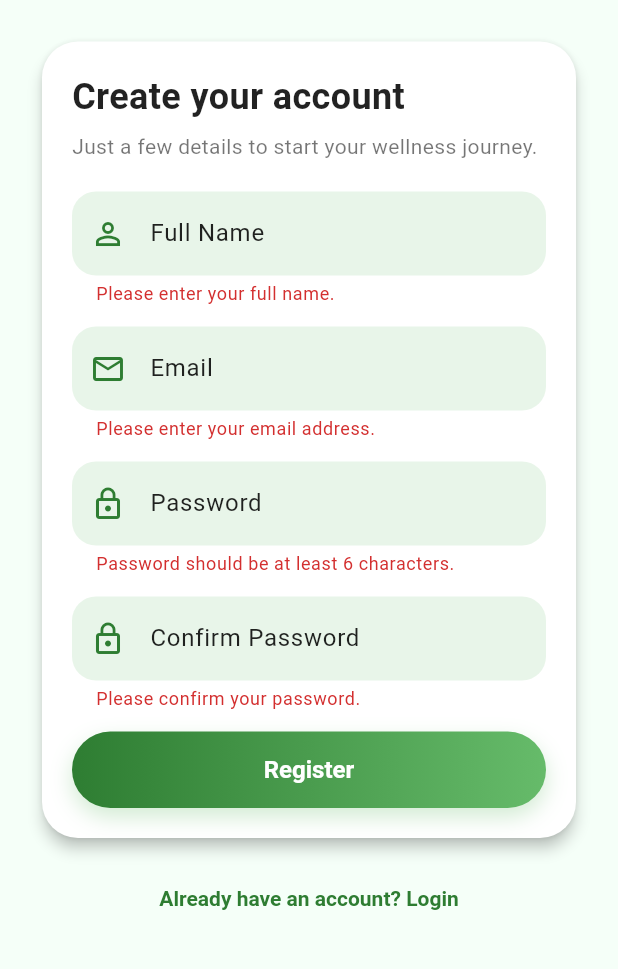
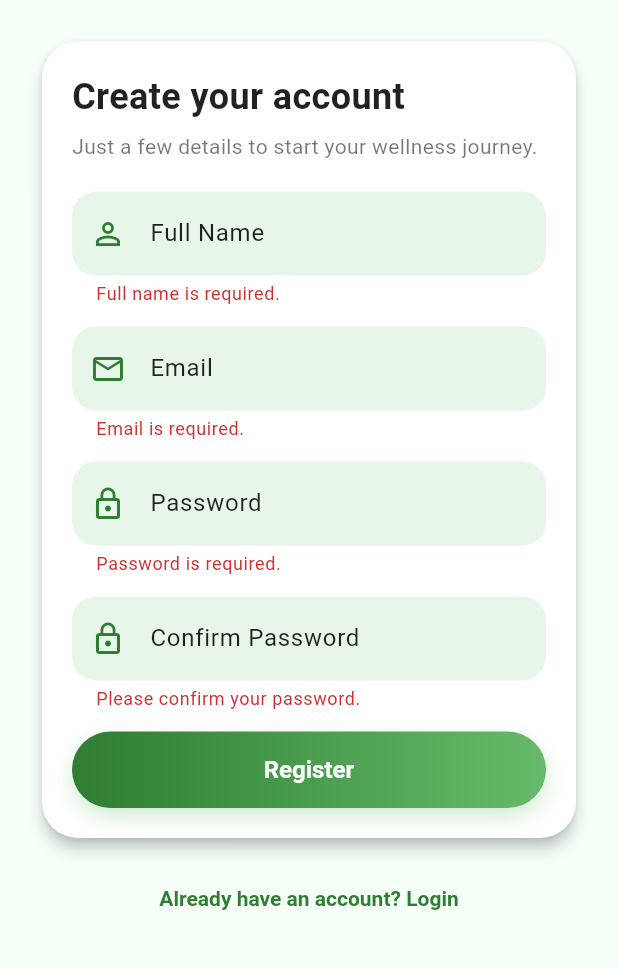
Before and after one commit to ItZotic/welltrack, a Flutter app: the screen it shows after launch, after a tap on "Login", after a tap on "Don't have an account? Register", after a tap on "Register", on a phone screen of 412 x 824 dp, the part 227-1196 px from its top. Run offline on Flutter 3.47's test engine with Material 3 defaults, Android fonts, the phone set to English and light mode, and no system bars; our stand-ins replace cloud_firestore, firebase_auth, firebase_core; accounts and stored records are empty.

Commit message:
Fix login email validation

```diff
--- a/lib/screens/login_screen.dart
+++ b/lib/screens/login_screen.dart
@@ -1,7 +1,5 @@
 import 'package:firebase_auth/firebase_auth.dart';
 import 'package:flutter/material.dart';
-
-import '../utils/validation.dart';
 
 class LoginScreen extends StatefulWidget {
   const LoginScreen({super.key});
@@ -62,6 +60,10 @@ class _LoginScreenState extends State<LoginScreen> {
 
   void _navigateToRegister() {
     Navigator.pushReplacementNamed(context, '/register');
+  }
+
+  bool _isValidEmail(String email) {
+    return RegExp(r'^[^@\s]+@[^@\s]+\.[^@\s]+$').hasMatch(email);
   }
 
   InputDecoration _fieldDecoration({
@@ -212,11 +214,11 @@ class _LoginScreenState extends State<LoginScreen> {
                             icon: Icons.email_outlined,
                           ),
                           validator: (value) {
-                            if (value == null || value.isEmpty) {
+                            final email = (value ?? '').trim();
+                            if (email.isEmpty) {
                               return 'Please enter your email address.';
                             }
-                            if (!RegExp(r'^[^@\\s]+@[^@\\s]+\\.[^@\\s]+$')
-                                .hasMatch(value)) {
+                            if (!_isValidEmail(email)) {
                               return 'Please enter a valid email address.';
                             }
                             return null;
--- a/lib/screens/register_screen.dart
+++ b/lib/screens/register_screen.dart
@@ -1,8 +1,6 @@
 import 'package:cloud_firestore/cloud_firestore.dart';
 import 'package:firebase_auth/firebase_auth.dart';
 import 'package:flutter/material.dart';
-
-import '../utils/validation.dart';
 
 class RegisterScreen extends StatefulWidget {
   const RegisterScreen({super.key});
@@ -31,7 +29,7 @@ class _RegisterScreenState extends State<RegisterScreen> {
   }
 
   Future<void> _register() async {
-    if (!_formKey.currentState!.validate()) return;
+    if (!(_formKey.currentState?.validate() ?? false)) return;
 
     FocusScope.of(context).unfocus();
     setState(() {
@@ -46,8 +44,12 @@ class _RegisterScreenState extends State<RegisterScreen> {
         password: _passwordController.text.trim(),
       );
 
-      final uid = credential.user!.uid;
-      await FirebaseFirestore.instance.collection('users').doc(uid).set({
+      final user = credential.user;
+      if (user == null) {
+        throw Exception('Registration failed. Please try again.');
+      }
+
+      await FirebaseFirestore.instance.collection('users').doc(user.uid).set({
         'fullName': _fullNameController.text.trim(),
         'email': _emailController.text.trim(),
         'createdAt': FieldValue.serverTimestamp(),
@@ -60,14 +62,25 @@ class _RegisterScreenState extends State<RegisterScreen> {
       String message;
       if (e.code == 'email-already-in-use') {
         message = 'An account already exists for that email.';
+      } else if (e.code == 'invalid-email') {
+        message = 'The email address is not valid.';
       } else if (e.code == 'weak-password') {
         message = 'Password should be at least 6 characters.';
       } else {
-        message = e.message ?? 'Registration failed. Please try again.';
+        message = 'Registration failed. Please try again.';
       }
-      setState(() => _errorMessage = message);
+      if (mounted) {
+        ScaffoldMessenger.of(context)
+            .showSnackBar(SnackBar(content: Text(message)));
+        setState(() => _errorMessage = message);
+      }
     } catch (e) {
-      setState(() => _errorMessage = 'Something went wrong. Please try again.');
+      const message = 'Something went wrong. Please try again later.';
+      if (mounted) {
+        ScaffoldMessenger.of(context)
+            .showSnackBar(const SnackBar(content: Text(message)));
+        setState(() => _errorMessage = message);
+      }
     } finally {
       if (mounted) {
         setState(() => _isLoading = false);
@@ -77,6 +90,10 @@ class _RegisterScreenState extends State<RegisterScreen> {
 
   void _navigateToLogin() {
     Navigator.pushReplacementNamed(context, '/login');
+  }
+
+  bool _isValidEmail(String email) {
+    return RegExp(r'^[^@\s]+@[^@\s]+\.[^@\s]+$').hasMatch(email);
   }
 
   InputDecoration _fieldDecoration({
@@ -235,8 +252,8 @@ class _RegisterScreenState extends State<RegisterScreen> {
                             icon: Icons.person_outline,
                           ),
                           validator: (value) {
-                            if (value == null || value.isEmpty) {
-                              return 'Please enter your full name.';
+                            if (value == null || value.trim().isEmpty) {
+                              return 'Full name is required.';
                             }
                             return null;
                           },
@@ -252,11 +269,11 @@ class _RegisterScreenState extends State<RegisterScreen> {
                             icon: Icons.email_outlined,
                           ),
                           validator: (value) {
-                            if (value == null || value.isEmpty) {
-                              return 'Please enter your email address.';
+                            final email = (value ?? '').trim();
+                            if (email.isEmpty) {
+                              return 'Email is required.';
                             }
-                            if (!RegExp(r'^[^@\\s]+@[^@\\s]+\\.[^@\\s]+$')
-                                .hasMatch(value)) {
+                            if (!_isValidEmail(email)) {
                               return 'Please enter a valid email address.';
                             }
                             return null;
@@ -272,8 +289,11 @@ class _RegisterScreenState extends State<RegisterScreen> {
                             icon: Icons.lock_outline,
                           ),
                           validator: (value) {
-                            if (value == null || value.length < 6) {
-                              return 'Password should be at least 6 characters.';
+                            if (value == null || value.isEmpty) {
+                              return 'Password is required.';
+                            }
+                            if (value.length < 6) {
+                              return 'Password must be at least 6 characters.';
                             }
                             return null;
                           },
```
